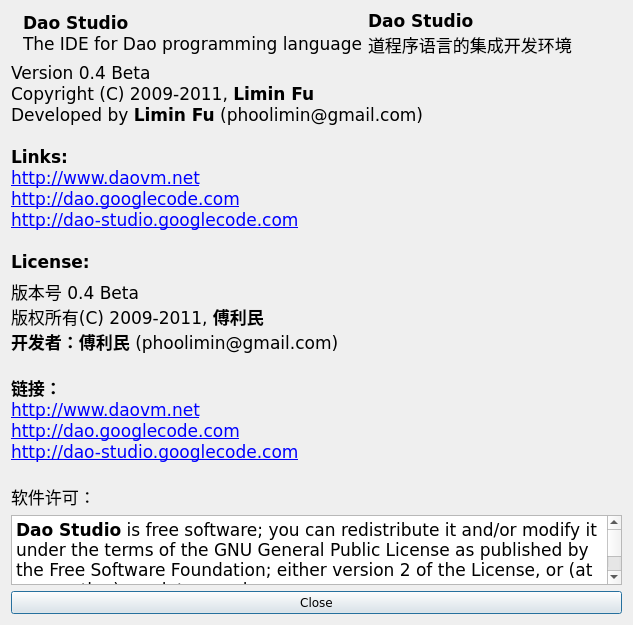
Qt form src/daoAbout.ui (daokoder/daostudio) before a commit.
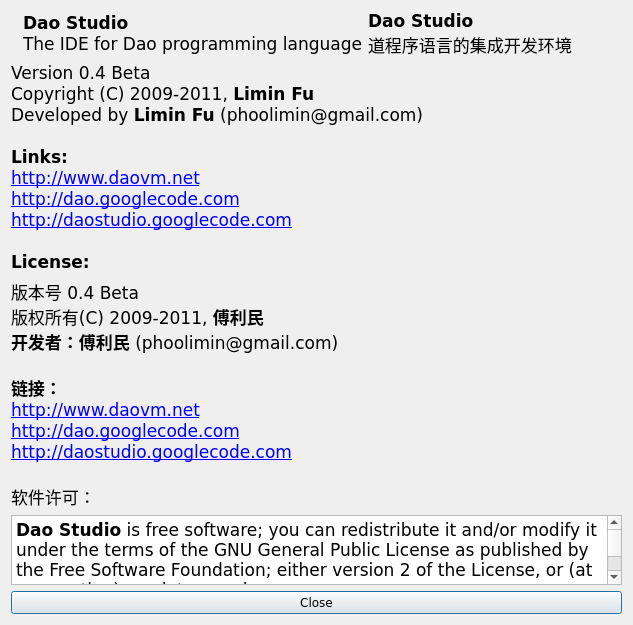
The same form after that commit. Icons and pictures are not drawn.

```diff
--- a/src/daoAbout.ui
+++ b/src/daoAbout.ui
@@ -97,7 +97,7 @@
 &lt;p style=&quot; margin-top:0px; margin-bottom:0px; margin-left:0px; margin-right:0px; -qt-block-indent:0; text-indent:0px;&quot;&gt;&lt;span style=&quot; font-weight:600;&quot;&gt;Links:&lt;/span&gt;&lt;/p&gt;
 &lt;p style=&quot; margin-top:0px; margin-bottom:0px; margin-left:0px; margin-right:0px; -qt-block-indent:0; text-indent:0px;&quot;&gt;&lt;a href=&quot;http://www.daovm.net&quot;&gt;&lt;span style=&quot; text-decoration: underline; color:#0000ff;&quot;&gt;http://www.daovm.net&lt;/span&gt;&lt;/a&gt;&lt;/p&gt;
 &lt;p style=&quot; margin-top:0px; margin-bottom:0px; margin-left:0px; margin-right:0px; -qt-block-indent:0; text-indent:0px;&quot;&gt;&lt;a href=&quot;http://dao.googlecode.com&quot;&gt;&lt;span style=&quot; text-decoration: underline; color:#0000ff;&quot;&gt;http://dao.googlecode.com&lt;/span&gt;&lt;/a&gt;&lt;/p&gt;
-&lt;p style=&quot; margin-top:0px; margin-bottom:0px; margin-left:0px; margin-right:0px; -qt-block-indent:0; text-indent:0px;&quot;&gt;&lt;a href=&quot;http://dao-studio.googlecode.com&quot;&gt;&lt;span style=&quot; text-decoration: underline; color:#0000ff;&quot;&gt;http://dao-studio.googlecode.com&lt;/span&gt;&lt;/a&gt;&lt;/p&gt;
+&lt;p style=&quot; margin-top:0px; margin-bottom:0px; margin-left:0px; margin-right:0px; -qt-block-indent:0; text-indent:0px;&quot;&gt;&lt;a href=&quot;http://daostudio.googlecode.com&quot;&gt;&lt;span style=&quot; text-decoration: underline; color:#0000ff;&quot;&gt;http://daostudio.googlecode.com&lt;/span&gt;&lt;/a&gt;&lt;/p&gt;
 &lt;p style=&quot;-qt-paragraph-type:empty; margin-top:0px; margin-bottom:0px; margin-left:0px; margin-right:0px; -qt-block-indent:0; text-indent:0px; font-weight:600;&quot;&gt;&lt;/p&gt;
 &lt;p style=&quot; margin-top:0px; margin-bottom:0px; margin-left:0px; margin-right:0px; -qt-block-indent:0; text-indent:0px;&quot;&gt;&lt;span style=&quot; font-weight:600;&quot;&gt;License:&lt;/span&gt;&lt;/p&gt;&lt;/body&gt;&lt;/html&gt;</string>
      </property>
@@ -117,7 +117,7 @@
 &lt;p style=&quot; margin-top:0px; margin-bottom:0px; margin-left:0px; margin-right:0px; -qt-block-indent:0; text-indent:0px;&quot;&gt;&lt;span style=&quot; font-family:'Bitstream Vera Sans'; font-weight:600;&quot;&gt;链接：&lt;/span&gt;&lt;/p&gt;
 &lt;p style=&quot; margin-top:0px; margin-bottom:0px; margin-left:0px; margin-right:0px; -qt-block-indent:0; text-indent:0px;&quot;&gt;&lt;a href=&quot;http://www.daovm.net&quot;&gt;&lt;span style=&quot; font-family:'Bitstream Vera Sans'; text-decoration: underline; color:#0000ff;&quot;&gt;http://www.daovm.net&lt;/span&gt;&lt;/a&gt;&lt;/p&gt;
 &lt;p style=&quot; margin-top:0px; margin-bottom:0px; margin-left:0px; margin-right:0px; -qt-block-indent:0; text-indent:0px;&quot;&gt;&lt;a href=&quot;http://dao.googlecode.com&quot;&gt;&lt;span style=&quot; font-family:'Bitstream Vera Sans'; text-decoration: underline; color:#0000ff;&quot;&gt;http://dao.googlecode.com&lt;/span&gt;&lt;/a&gt;&lt;/p&gt;
-&lt;p style=&quot; margin-top:0px; margin-bottom:0px; margin-left:0px; margin-right:0px; -qt-block-indent:0; text-indent:0px;&quot;&gt;&lt;a href=&quot;http://dao-studio.googlecode.com&quot;&gt;&lt;span style=&quot; font-family:'Bitstream Vera Sans'; text-decoration: underline; color:#0000ff;&quot;&gt;http://dao-studio.googlecode.com&lt;/span&gt;&lt;/a&gt;&lt;/p&gt;
+&lt;p style=&quot; margin-top:0px; margin-bottom:0px; margin-left:0px; margin-right:0px; -qt-block-indent:0; text-indent:0px;&quot;&gt;&lt;a href=&quot;http://daostudio.googlecode.com&quot;&gt;&lt;span style=&quot; font-family:'Bitstream Vera Sans'; text-decoration: underline; color:#0000ff;&quot;&gt;http://daostudio.googlecode.com&lt;/span&gt;&lt;/a&gt;&lt;/p&gt;
 &lt;p style=&quot;-qt-paragraph-type:empty; margin-top:0px; margin-bottom:0px; margin-left:0px; margin-right:0px; -qt-block-indent:0; text-indent:0px; font-family:'Bitstream Vera Sans'; font-weight:600;&quot;&gt;&lt;/p&gt;
 &lt;p style=&quot; margin-top:0px; margin-bottom:0px; margin-left:0px; margin-right:0px; -qt-block-indent:0; text-indent:0px;&quot;&gt;&lt;span style=&quot; font-family:'Bitstream Vera Sans';&quot;&gt;软件许可：&lt;/span&gt;&lt;/p&gt;&lt;/body&gt;&lt;/html&gt;</string>
      </property>
```
